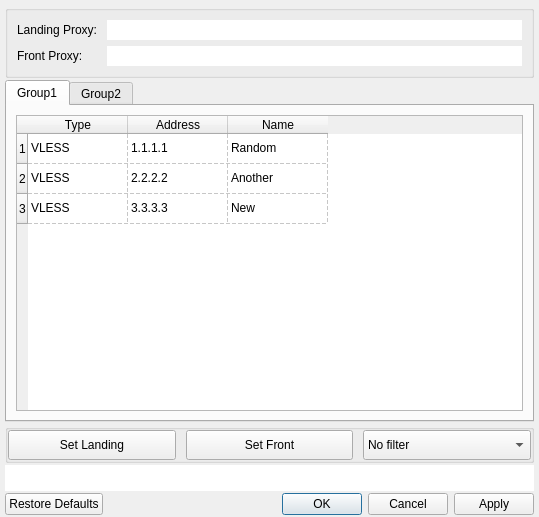
Qt form include/ui/group/dialog_group_choose_proxy.ui (qr243vbi/nekobox) before a commit.
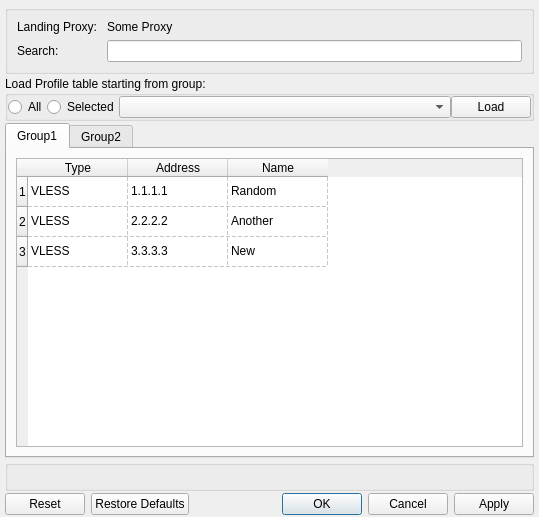
The same form after that commit.

What changed in the file:
```diff
--- a/include/ui/group/dialog_group_choose_proxy.ui
+++ b/include/ui/group/dialog_group_choose_proxy.ui
@@ -35,10 +35,20 @@
       <string/>
      </property>
      <layout class="QGridLayout" name="gridLayout_2">
+      <item row="1" column="2">
+       <widget class="QLineEdit" name="lineEdit"/>
+      </item>
+      <item row="0" column="2">
+       <widget class="QLabel" name="label_3">
+        <property name="text">
+         <string>Some Proxy</string>
+        </property>
+       </widget>
+      </item>
       <item row="1" column="0">
        <widget class="QLabel" name="label_2">
         <property name="text">
-         <string>Front Proxy: </string>
+         <string>Search:</string>
         </property>
        </widget>
       </item>
@@ -49,23 +59,61 @@
         </property>
        </widget>
       </item>
+     </layout>
+    </widget>
+   </item>
+   <item>
+    <widget class="QGroupBox" name="groupBox_3">
+     <property name="title">
+      <string>Load Profile table starting from group:</string>
+     </property>
+     <property name="flat">
+      <bool>true</bool>
+     </property>
+     <layout class="QGridLayout" name="gridLayout_3">
+      <property name="leftMargin">
+       <number>0</number>
+      </property>
+      <property name="topMargin">
+       <number>0</number>
+      </property>
+      <property name="rightMargin">
+       <number>0</number>
+      </property>
+      <property name="bottomMargin">
+       <number>0</number>
+      </property>
+      <property name="spacing">
+       <number>0</number>
+      </property>
+      <item row="0" column="2">
+       <widget class="QComboBox" name="comboBox_2">
+        <property name="sizePolicy">
+         <sizepolicy hsizetype="MinimumExpanding" vsizetype="Fixed">
+          <horstretch>0</horstretch>
+          <verstretch>0</verstretch>
+         </sizepolicy>
+        </property>
+       </widget>
+      </item>
+      <item row="0" column="0">
+       <widget class="QRadioButton" name="radioButton">
+        <property name="text">
+         <string>All</string>
+        </property>
+       </widget>
+      </item>
+      <item row="0" column="3">
+       <widget class="QPushButton" name="pushButton_3">
+        <property name="text">
+         <string>Load</string>
+        </property>
+       </widget>
+      </item>
       <item row="0" column="1">
-       <widget class="QLineEdit" name="lineEdit">
-        <property name="frame">
-         <bool>false</bool>
-        </property>
-       </widget>
-      </item>
-      <item row="1" column="1">
-       <widget class="QLineEdit" name="lineEdit_2">
-        <property name="inputMask">
-         <string notr="true"/>
-        </property>
+       <widget class="QRadioButton" name="radioButton_2">
         <property name="text">
-         <string/>
-        </property>
-        <property name="frame">
-         <bool>false</bool>
+         <string>Selected</string>
         </property>
        </widget>
       </item>
@@ -223,112 +271,13 @@
       <property name="bottomMargin">
        <number>0</number>
       </property>
-      <item>
-       <widget class="QPushButton" name="pushButton_2">
-        <property name="minimumSize">
-         <size>
-          <width>0</width>
-          <height>30</height>
-         </size>
-        </property>
-        <property name="text">
-         <string>Set Landing</string>
-        </property>
-       </widget>
-      </item>
-      <item>
-       <widget class="QPushButton" name="pushButton">
-        <property name="sizePolicy">
-         <sizepolicy hsizetype="Minimum" vsizetype="Minimum">
-          <horstretch>0</horstretch>
-          <verstretch>0</verstretch>
-         </sizepolicy>
-        </property>
-        <property name="minimumSize">
-         <size>
-          <width>0</width>
-          <height>30</height>
-         </size>
-        </property>
-        <property name="maximumSize">
-         <size>
-          <width>16777215</width>
-          <height>16777215</height>
-         </size>
-        </property>
-        <property name="text">
-         <string>Set Front</string>
-        </property>
-       </widget>
-      </item>
-      <item>
-       <widget class="QComboBox" name="comboBox">
-        <property name="sizePolicy">
-         <sizepolicy hsizetype="Preferred" vsizetype="Minimum">
-          <horstretch>0</horstretch>
-          <verstretch>0</verstretch>
-         </sizepolicy>
-        </property>
-        <property name="minimumSize">
-         <size>
-          <width>0</width>
-          <height>20</height>
-         </size>
-        </property>
-        <property name="contextMenuPolicy">
-         <enum>Qt::ContextMenuPolicy::ActionsContextMenu</enum>
-        </property>
-        <property name="layoutDirection">
-         <enum>Qt::LayoutDirection::LeftToRight</enum>
-        </property>
-        <item>
-         <property name="text">
-          <string>No filter</string>
-         </property>
-        </item>
-        <item>
-         <property name="text">
-          <string>Filter by name</string>
-         </property>
-        </item>
-        <item>
-         <property name="text">
-          <string>Filter by address</string>
-         </property>
-        </item>
-        <item>
-         <property name="text">
-          <string>Filter by type</string>
-         </property>
-        </item>
-       </widget>
-      </item>
      </layout>
     </widget>
    </item>
-   <item>
-    <widget class="QLineEdit" name="lineEdit_3">
-     <property name="minimumSize">
-      <size>
-       <width>0</width>
-       <height>26</height>
-      </size>
-     </property>
-     <property name="maximumSize">
-      <size>
-       <width>16777215</width>
-       <height>20000</height>
-      </size>
-     </property>
-     <property name="frame">
-      <bool>false</bool>
-     </property>
-    </widget>
-   </item>
    <item>
     <widget class="QDialogButtonBox" name="buttonBox">
      <property name="standardButtons">
-      <set>QDialogButtonBox::StandardButton::Apply|QDialogButtonBox::StandardButton::Cancel|QDialogButtonBox::StandardButton::Ok|QDialogButtonBox::StandardButton::RestoreDefaults</set>
+      <set>QDialogButtonBox::StandardButton::Apply|QDialogButtonBox::StandardButton::Cancel|QDialogButtonBox::StandardButton::Ok|QDialogButtonBox::StandardButton::Reset|QDialogButtonBox::StandardButton::RestoreDefaults</set>
      </property>
     </widget>
    </item>
```
Left out of the diff: 9 changed lines with no effect on the pictures.
